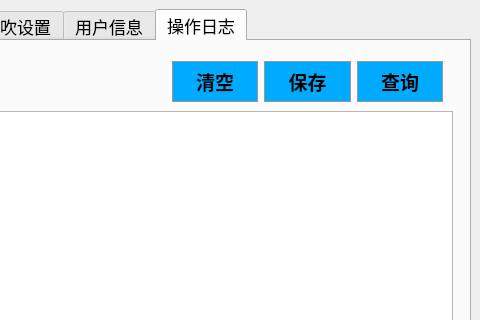
Above: voc-gas/paramset.ui from aa123Eason/workcode before the change; both pictures show x 319 to 799 and y 0 to 320 of the 799 by 564 pixel window. Below: the same form after it.
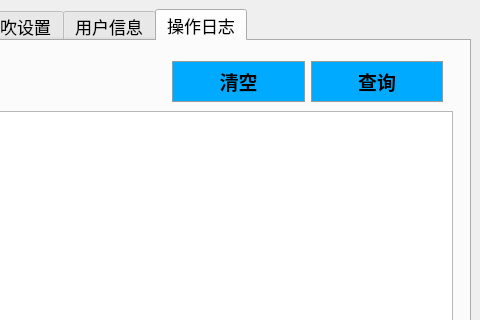
That is the form after the change. The open tabs and pages were chosen to show the change.

Patch:
```diff
--- a/voc-gas/paramset.ui
+++ b/voc-gas/paramset.ui
@@ -860,7 +860,7 @@
          </rect>
         </property>
        </widget>
-       <widget class="QWidget" name="">
+       <widget class="QWidget" name="layoutWidget">
         <property name="geometry">
          <rect>
           <x>480</x>
@@ -897,33 +897,6 @@
            </property>
           </widget>
          </item>
-         <item>
-          <widget class="QPushButton" name="pushButton_2">
-           <property name="sizePolicy">
-            <sizepolicy hsizetype="Minimum" vsizetype="Preferred">
-             <horstretch>0</horstretch>
-             <verstretch>0</verstretch>
-            </sizepolicy>
-           </property>
-           <property name="font">
-            <font>
-             <pointsize>14</pointsize>
-             <weight>75</weight>
-             <bold>true</bold>
-            </font>
-           </property>
-           <property name="styleSheet">
-            <string notr="true">QPushButton{background-color:#00aaff;width:48px;height:24px;border:1px solid #999999;opacity:1;}
-QPushButton:hover{width: 48px;height: 24px;background: #E4EEF8;border: 1px solid #87AFFA;opacity: 1;}
-QPushButton:pressed{width: 56px;height: 24px;background: #CCE5F8;border: 1px solid #0A64E1;opacity: 1;}
-QPushButton:disabled{width: 56px;height: 24px;background: #CCE5F8;border: 1px solid #0A64E1;opacity: 1;}
-</string>
-           </property>
-           <property name="text">
-            <string>保存</string>
-           </property>
-          </widget>
-         </item>
          <item>
           <widget class="QPushButton" name="pushButton">
            <property name="sizePolicy">
```
Left out of the diff: 4 changed lines with no effect on the pictures.
